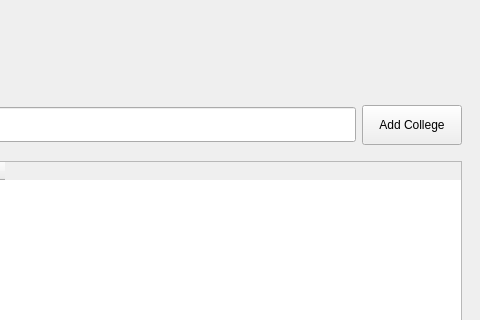
Before: the Qt Designer form main_window.ui in Seaes24/Student-System-Management, drawn with Qt 5; both pictures show x 520 to 1000 and y 0 to 320 of the 1000 by 700 pixel window.
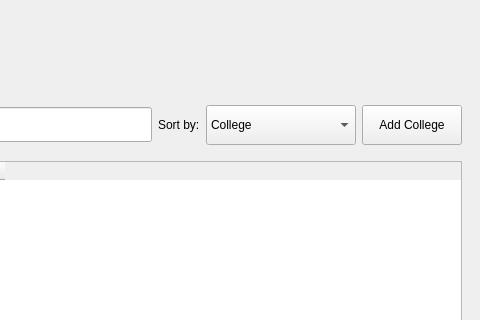
After: the same form once the commit is applied. The open tabs and pages were chosen to show the change.

Commit message: Fixed sort feature and added sort in Colleges

```diff
--- a/main_window.ui
+++ b/main_window.ui
@@ -696,6 +696,28 @@
                </property>
               </widget>
              </item>
+             <item>
+              <widget class="QLabel" name="label">
+               <property name="text">
+                <string>Sort by:</string>
+               </property>
+              </widget>
+             </item>
+             <item>
+              <widget class="QComboBox" name="sortComboBox_4">
+               <property name="minimumSize">
+                <size>
+                 <width>150</width>
+                 <height>40</height>
+                </size>
+               </property>
+               <item>
+                <property name="text">
+                 <string>College</string>
+                </property>
+               </item>
+              </widget>
+             </item>
              <item>
               <widget class="QPushButton" name="addCollegeButton">
                <property name="minimumSize">
```
Left out of the diff: 9 changed lines with no effect on the pictures. The commit also changes 1 other file.
